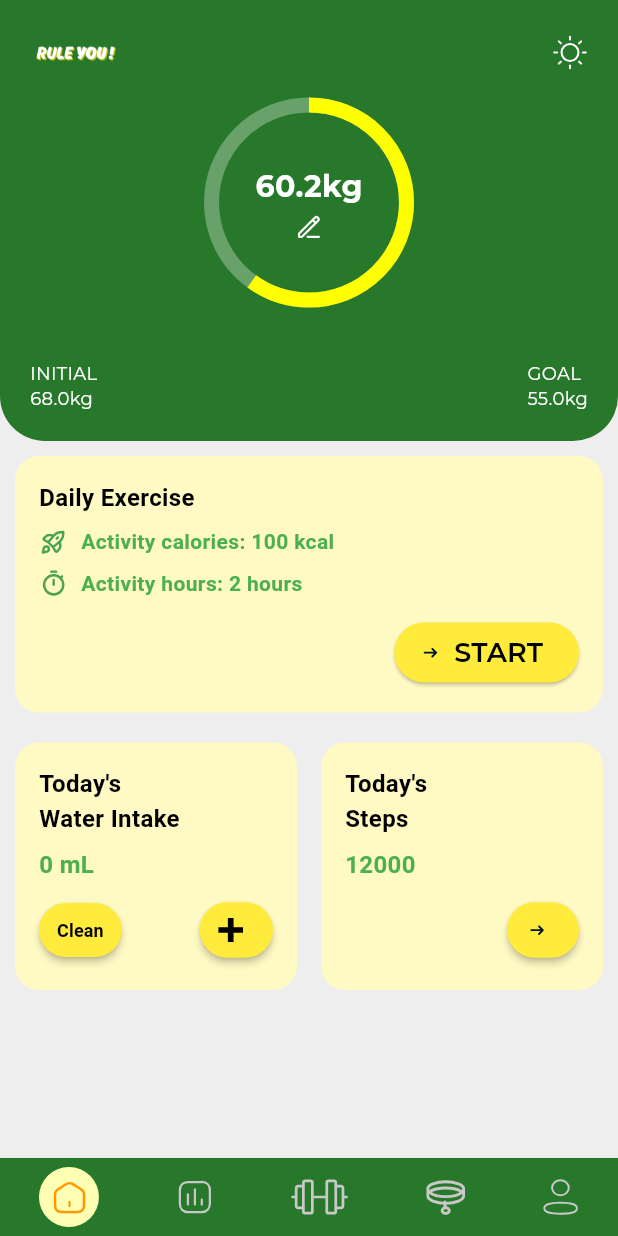
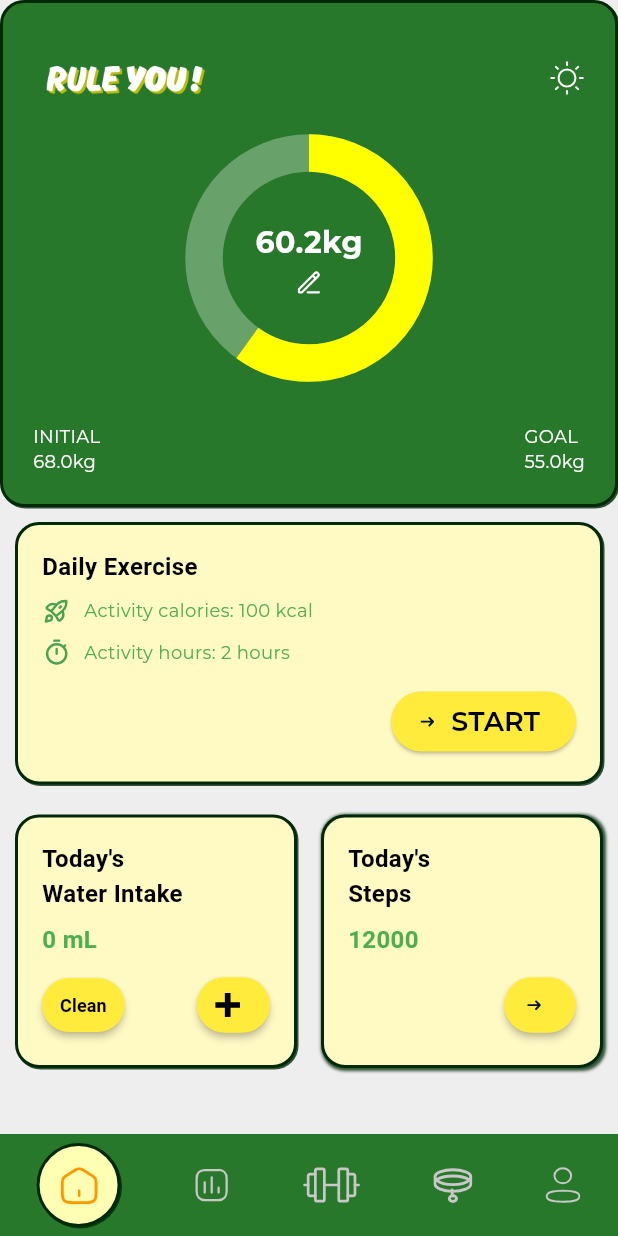
Before and after one commit to Roseburgendy/Mobile_GroupAssignment, a Flutter app: the screen it shows after launch, on a phone screen of 412 x 824 dp. Run offline on Flutter 3.47's test engine with Material 3 defaults, Android fonts, the phone set to English and light mode, and no system bars; our stand-ins replace flutter_svg.

Commit message:
homepage & navigation 2.0
more beautiful Version

```diff
--- a/lib/homepage.dart
+++ b/lib/homepage.dart
@@ -168,11 +168,26 @@ class _HomePageState extends State<HomePage> {
               children: [
                 // 顶部绿色区域
                 Container(
-                  decoration: const BoxDecoration(
+                  decoration: BoxDecoration(
                     color: Color.fromARGB(255, 40, 120, 43),
-                    borderRadius: BorderRadius.vertical(
-                      bottom: Radius.circular(30),
+                    borderRadius: BorderRadius.circular(16),
+                    border: Border.all(
+                      color: const Color.fromARGB(255, 0, 41, 7),
+                      width: 2,
                     ),
+                    boxShadow: [
+                      BoxShadow(
+                        color: const Color.fromARGB(
+                          255,
+                          0,
+                          41,
+                          7,
+                        ).withOpacity(0.8),
+                        blurRadius: 0,
+                        spreadRadius: 0,
+                        offset: Offset(1, 1),
+                      ),
+                    ],
                   ),
                   padding: const EdgeInsets.all(20),
                   child: Column(
@@ -184,7 +199,7 @@ class _HomePageState extends State<HomePage> {
                         children: [
                           Image.asset(
                             'assets/image/homepage_logo_ruleyou.png',
-                            height: 30,
+                            height: 60,
                           ),
                           SvgPicture.asset(
                             'assets/icon/homepage_icon_sun.svg',
@@ -203,15 +218,15 @@ class _HomePageState extends State<HomePage> {
                           alignment: Alignment.center,
                           children: [
                             SizedBox(
-                              width: 130,
-                              height: 130,
+                              width: 140,
+                              height: 140,
                               child: CircularProgressIndicator(
                                 value: ((_initialWeight - _currentWeight) /
                                         (_initialWeight - _goalWeight == 0
                                             ? 1
                                             : _initialWeight - _goalWeight))
                                     .clamp(0.0, 1.0),
-                                strokeWidth: 10,
+                                strokeWidth: 25,
                                 backgroundColor: Colors.white.withOpacity(0.3),
                                 valueColor: const AlwaysStoppedAnimation<Color>(
                                   Colors.yellowAccent,
@@ -272,7 +287,25 @@ class _HomePageState extends State<HomePage> {
                           decoration: BoxDecoration(
                             color: Colors.yellow[100],
                             borderRadius: BorderRadius.circular(16),
+                            border: Border.all(
+                              color: const Color.fromARGB(255, 0, 41, 7),
+                              width: 2,
+                            ),
+                            boxShadow: [
+                              BoxShadow(
+                                color: const Color.fromARGB(
+                                  255,
+                                  0,
+                                  41,
+                                  7,
+                                ).withOpacity(0.8),
+                                blurRadius: 0,
+                                spreadRadius: 0,
+                                offset: Offset(1, 1),
+                              ),
+                            ],
                           ),
+
                           padding: const EdgeInsets.all(16),
                           child: Column(
                             crossAxisAlignment: CrossAxisAlignment.start,
@@ -293,13 +326,9 @@ class _HomePageState extends State<HomePage> {
                                     height: 20,
                                   ),
                                   const SizedBox(width: 8),
-                                  const Text(
+                                  BoxText.Caption(
                                     'Activity calories: 100 kcal',
-                                    style: TextStyle(
-                                      color: Colors.green,
-                                      fontWeight: FontWeight.w600,
-                                      fontSize: 14,
-                                    ),
+                                    color: Colors.green,
                                   ),
                                 ],
                               ),
@@ -311,13 +340,9 @@ class _HomePageState extends State<HomePage> {
                                     height: 20,
                                   ),
                                   const SizedBox(width: 8),
-                                  const Text(
+                                  BoxText.Caption(
                                     'Activity hours: 2 hours',
-                                    style: TextStyle(
-                                      color: Colors.green,
-                                      fontWeight: FontWeight.w600,
-                                      fontSize: 14,
-                                    ),
+                                    color: Colors.green,
                                   ),
                                 ],
                               ),
@@ -360,6 +385,23 @@ class _HomePageState extends State<HomePage> {
                                 decoration: BoxDecoration(
                                   color: Colors.yellow[100],
                                   borderRadius: BorderRadius.circular(16),
+                                  border: Border.all(
+                                    color: const Color.fromARGB(255, 0, 41, 7),
+                                    width: 2,
+                                  ),
+                                  boxShadow: [
+                                    BoxShadow(
+                                      color: const Color.fromARGB(
+                                        255,
+                                        0,
+                                        41,
+                                        7,
+                                      ).withOpacity(0.8),
+                                      blurRadius: 0,
+                                      spreadRadius: 0,
+                                      offset: Offset(1, 1),
+                                    ),
+                                  ],
                                 ),
                                 padding: const EdgeInsets.fromLTRB(
                                   16,
@@ -458,6 +500,23 @@ class _HomePageState extends State<HomePage> {
                                 decoration: BoxDecoration(
                                   color: Colors.yellow[100],
                                   borderRadius: BorderRadius.circular(16),
+                                  border: Border.all(
+                                    color: const Color.fromARGB(255, 0, 41, 7),
+                                    width: 2,
+                                  ),
+                                  boxShadow: [
+                                    BoxShadow(
+                                      color: const Color.fromARGB(
+                                        255,
+                                        0,
+                                        41,
+                                        7,
+                                      ).withOpacity(0.8),
+                                      blurRadius: 1,
+                                      spreadRadius: 1,
+                                      offset: Offset(1, 1),
+                                    ),
+                                  ],
                                 ),
                                 padding: const EdgeInsets.fromLTRB(
                                   16,
--- a/lib/src/widgets/custom_bottom_nav_bar.dart
+++ b/lib/src/widgets/custom_bottom_nav_bar.dart
@@ -38,6 +38,7 @@ class CustomBottomNavBar extends StatelessWidget {
         mainAxisAlignment: MainAxisAlignment.spaceAround,
         children: List.generate(items.length, (index) {
           final isActive = index == currentIndex;
+
           return GestureDetector(
             onTap: () => onTap(index),
             child: Column(
@@ -45,14 +46,31 @@ class CustomBottomNavBar extends StatelessWidget {
               children: [
                 if (isActive)
                   Container(
-                    padding: const EdgeInsets.all(8),
-                    decoration: const BoxDecoration(
+                    padding: const EdgeInsets.all(12), // 比原来的8更大
+                    decoration: BoxDecoration(
                       color: activeBgCircle,
                       shape: BoxShape.circle,
+                      border: Border.all(
+                        color: const Color.fromARGB(255, 0, 41, 7), // 描边颜色
+                        width: 2,
+                      ),
+                      boxShadow: [
+                        BoxShadow(
+                          color: const Color.fromARGB(
+                            255,
+                            0,
+                            41,
+                            7,
+                          ).withOpacity(0.8),
+                          blurRadius: 0,
+                          spreadRadius: 0,
+                          offset: Offset(1, 1),
+                        ),
+                      ],
                     ),
                     child: SvgPicture.asset(
                       items[index].iconPath,
-                      height: 24,
+                      height: 28, // 图标略微放大
                       color: activeColor,
                     ),
                   )
```
